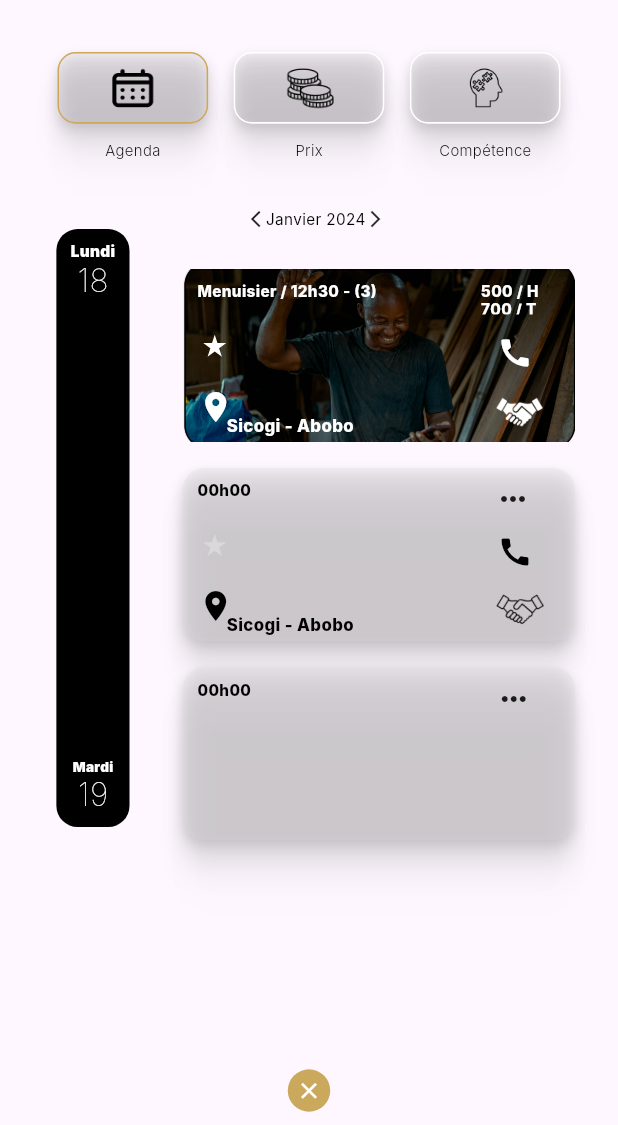
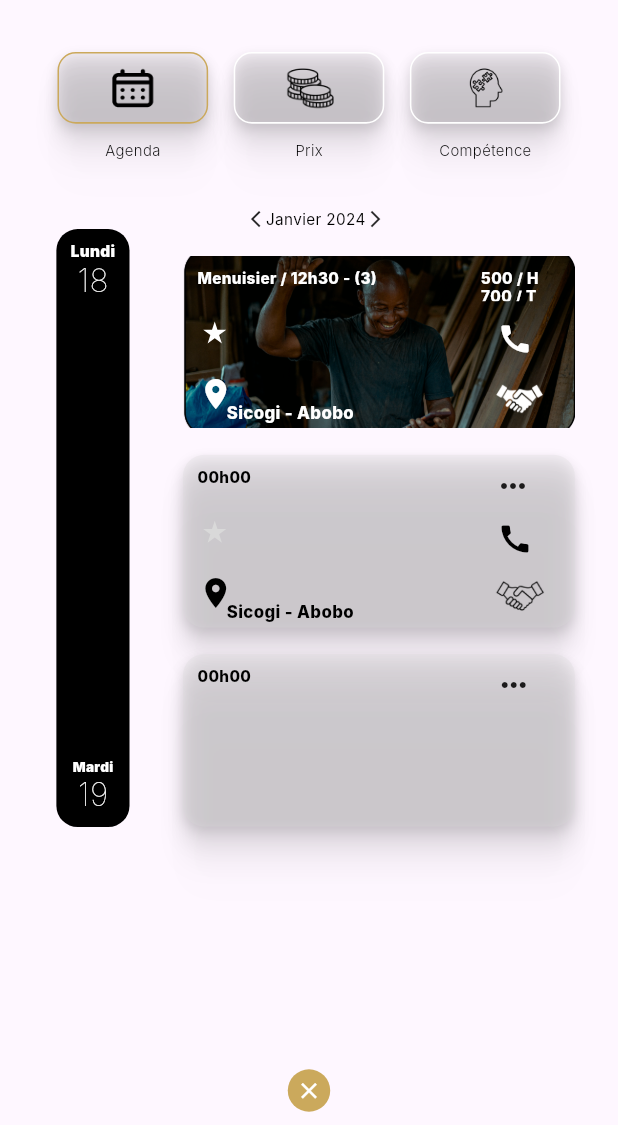
Before and after one commit to maazkhurshid60/bips-app, a Flutter app: the AccountsMainView screen opened directly, on a phone screen of 412 x 824 dp, the part 111-1236 px from its top. Run offline on Flutter 3.47's test engine with Material 3 defaults, Android fonts, the phone set to English and light mode, and no system bars; our stand-ins replace flutter_screenutil, flutter_svg, get; missing offline and left inert: virtual_keyboard_multi_language; Roboto replaces fonts that are missing (Inter).

Commit message:
Minor changes

```diff
--- a/lib/app/modules/Accounts/views/agenda_view.dart
+++ b/lib/app/modules/Accounts/views/agenda_view.dart
@@ -94,7 +94,7 @@ class AgendaView extends GetView<AccountController> {
                     ]),
               ),
               Padding(
-                padding: const EdgeInsets.symmetric(vertical: 30.0).h,
+                padding: const EdgeInsets.symmetric(vertical: 20.0).h,
                 child: Column(
                   mainAxisAlignment: MainAxisAlignment.start,
                   children: [
--- a/lib/app/modules/Accounts/widgets/item_3.dart
+++ b/lib/app/modules/Accounts/widgets/item_3.dart
@@ -12,7 +12,7 @@ class Item3 extends StatelessWidget {
       crossAxisAlignment: CrossAxisAlignment.start,
       children: [
         Container(
-          width: 110.w,
+          width: 140.w,
           alignment: Alignment.center,
           height: 20.h,
           decoration: BoxDecoration(
```
